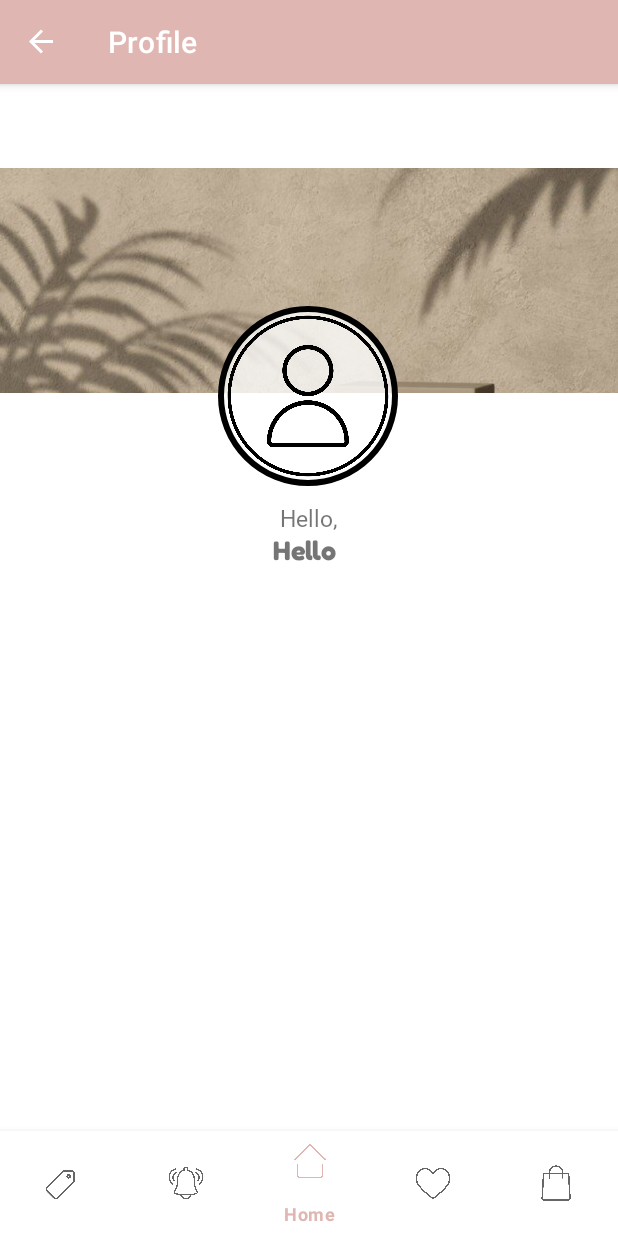
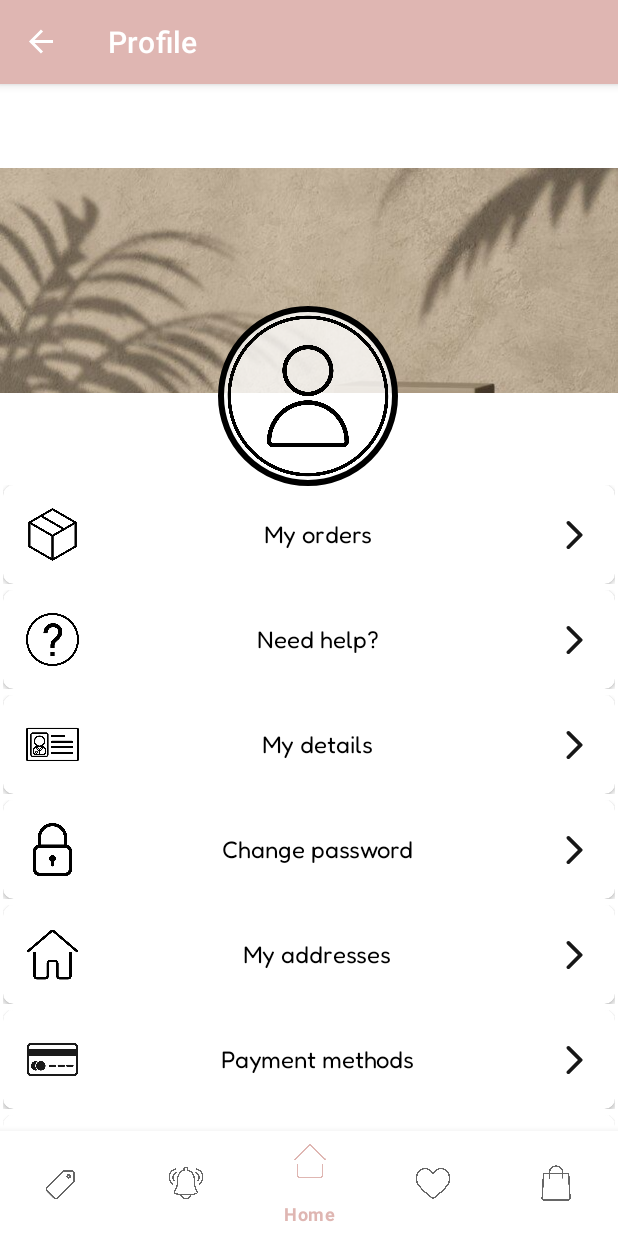
Before and after one commit to veronika8597/Shoppy_OnlineShop, an Android app: the UserProfileFragment screen opened through its navigation route, on a phone screen of 412 x 824 dp. Run offline under Robolectric (Android 15) with nearby library versions, the phone set to English and light mode, and no system bars; our stand-ins replace Firebase (no records; nobody signed in at launch, a user with empty details on screens opened directly), navigation-ui; pictures from the network do not load.

Commit message:
Account sections recyclerView

```diff
--- a/app/src/main/java/com/example/shoppy_onlineshop/ui/LogIn/LogInActivity.kt
+++ b/app/src/main/java/com/example/shoppy_onlineshop/ui/LogIn/LogInActivity.kt
@@ -13,6 +13,7 @@ import androidx.appcompat.app.AppCompatActivity
 import androidx.lifecycle.lifecycleScope
 import com.example.shoppy_onlineshop.MainActivity
 import com.example.shoppy_onlineshop.R
+import com.example.shoppy_onlineshop.ui.userProfile.AccountSection
 import com.google.firebase.auth.FirebaseAuth
 import kotlinx.coroutines.launch
 
@@ -37,6 +38,11 @@ class LogInActivity : AppCompatActivity() {
         window.decorView.systemUiVisibility = View.SYSTEM_UI_FLAG_LAYOUT_FULLSCREEN or View.SYSTEM_UI_FLAG_LAYOUT_STABLE
         supportActionBar?.hide()
 
+
+ /*       ----------------------------------------   *NOTE*  ---------------------------------------------
+                Should check if the user tried to log out and not automatically log in everytime.
+        ----------------------------------------   *NOTE*  ---------------------------------------------*/
+
         // 🔹 Try to auto-login if credentials exist
         lifecycleScope.launch {
             val (savedEmail, savedPassword) = UserPreferences.getCredentials(this@LogInActivity)
@@ -44,7 +50,6 @@ class LogInActivity : AppCompatActivity() {
                 autoLogin(savedEmail, savedPassword)
             }
         }
-
 
         loginButton.setOnClickListener {
             val enteredEmail = userEmail.text.toString()
@@ -76,6 +81,7 @@ class LogInActivity : AppCompatActivity() {
 
                     startActivity(Intent(this, MainActivity::class.java))
                     finish()
+
                 } else {
                     Toast.makeText(this, "Invalid email or password", Toast.LENGTH_SHORT).show()
                 }
--- /dev/null
+++ b/app/src/main/java/com/example/shoppy_onlineshop/ui/userProfile/AccountSection.kt
@@ -0,0 +1,6 @@
+package com.example.shoppy_onlineshop.ui.userProfile;
+
+
+public class AccountSection(val icon: Int, val title: String) {
+
+}
--- /dev/null
+++ b/app/src/main/java/com/example/shoppy_onlineshop/ui/userProfile/MyAccountAdapter.kt
@@ -0,0 +1,38 @@
+package com.example.shoppy_onlineshop.ui.userProfile
+
+import android.content.Context
+import android.view.LayoutInflater
+import android.view.View
+import android.view.ViewGroup
+import android.widget.ImageView
+import android.widget.TextView
+import androidx.recyclerview.widget.RecyclerView
+import com.example.shoppy_onlineshop.R
+
+class MyAccountAdapter(
+    private val sections: List<AccountSection>,
+    private val onItemClick: (AccountSection) -> Unit // Click listener
+) : RecyclerView.Adapter<MyAccountAdapter.ViewHolder>() {
+
+    class ViewHolder(view: View) : RecyclerView.ViewHolder(view) {
+        val icon: ImageView = view.findViewById(R.id.rowLogoImage)
+        val title: TextView = view.findViewById(R.id.rowNameText)
+    }
+
+    override fun onCreateViewHolder(parent: ViewGroup, viewType: Int): ViewHolder {
+        val view = LayoutInflater.from(parent.context)
+            .inflate(R.layout.user_account_row, parent, false)
+        return ViewHolder(view)
+    }
+
+    override fun onBindViewHolder(holder: ViewHolder, position: Int) {
+        val section = sections[position]
+        holder.icon.setImageResource(section.icon)
+        holder.title.text = section.title
+
+        // Handle item clicks
+        holder.itemView.setOnClickListener { onItemClick(section) }
+    }
+
+    override fun getItemCount(): Int = sections.size
+}
--- a/app/src/main/java/com/example/shoppy_onlineshop/ui/userProfile/UserProfileFragment.kt
+++ b/app/src/main/java/com/example/shoppy_onlineshop/ui/userProfile/UserProfileFragment.kt
@@ -1,5 +1,6 @@
 package com.example.shoppy_onlineshop.ui.userProfile
 
+import android.content.Intent
 import android.os.Bundle
 import android.util.Log
 import androidx.fragment.app.Fragment
@@ -7,12 +8,27 @@ import android.view.LayoutInflater
 import android.view.View
 import android.view.ViewGroup
 import android.widget.TextView
+import android.widget.Toast
+import androidx.recyclerview.widget.LinearLayoutManager
+import androidx.recyclerview.widget.RecyclerView
+import com.example.shoppy_onlineshop.R
 import com.example.shoppy_onlineshop.databinding.FragmentUserProfileBinding
+import com.example.shoppy_onlineshop.ui.LogIn.LogInActivity
 import com.google.firebase.auth.FirebaseAuth
 
 class UserProfileFragment : Fragment() {
 
     private lateinit var userNameTextView: TextView
+
+    private val sections = listOf(
+        AccountSection(R.drawable.orders, "My orders"),
+        AccountSection(R.drawable.question, "Need help?"),
+        AccountSection(R.drawable.details, "My details"),
+        AccountSection(R.drawable.password, "Change password"),
+        AccountSection(R.drawable.address, "My addresses"),
+        AccountSection(R.drawable.card, "Payment methods"),
+        AccountSection(R.drawable.sign_out, "Log out")
+    )
 
     companion object {
         fun newInstance() = UserProfileFragment()
@@ -38,4 +54,34 @@ class UserProfileFragment : Fragment() {
         // Return the root view
         return binding.root
     }
+
+
+
+    override fun onViewCreated(view: View, savedInstanceState: Bundle?) {
+        super.onViewCreated(view, savedInstanceState)
+
+        val recyclerView = view.findViewById<RecyclerView>(R.id.MyAccountRecyclerView)
+        recyclerView.layoutManager = LinearLayoutManager(requireContext())
+
+        recyclerView.adapter = MyAccountAdapter(sections) { section ->
+            handleSectionClick(section)
+        }
+    }
+
+    private fun handleSectionClick(section: AccountSection) {
+        when (section.title) {
+/*            "Profile" -> findNavController().navigate(R.id.action_myAccountFragment_to_profileFragment)
+            "My Orders" -> findNavController().navigate(R.id.action_myAccountFragment_to_ordersFragment)
+            "Settings" -> findNavController().navigate(R.id.action_myAccountFragment_to_settingsFragment)
+            "Help & Support" -> findNavController().navigate(R.id.action_myAccountFragment_to_helpFragment)*/
+            "Log out" -> logoutUser()
+        }
+    }
+
+    private fun logoutUser() {
+        // Handle logout logic (Firebase sign out, clear session, navigate to login screen)
+        Toast.makeText(requireContext(), "Logged out", Toast.LENGTH_SHORT).show()
+        val intent = Intent(requireContext(), LogInActivity::class.java)
+        startActivity(intent)
+    }
 }
--- /dev/null
+++ b/app/src/main/res/drawable/round_arrow_forward_ios_24.xml
@@ -0,0 +1,5 @@
+<vector xmlns:android="http://schemas.android.com/apk/res/android" android:alpha="0.91" android:autoMirrored="true" android:height="24dp" android:tint="#000000" android:viewportHeight="24" android:viewportWidth="24" android:width="24dp">
+
+    <path android:fillColor="@android:color/white" android:pathData="M7.38,21.01c0.49,0.49 1.28,0.49 1.77,0l8.31,-8.31c0.39,-0.39 0.39,-1.02 0,-1.41L9.15,2.98c-0.49,-0.49 -1.28,-0.49 -1.77,0s-0.49,1.28 0,1.77L14.62,12l-7.25,7.25c-0.48,0.48 -0.48,1.28 0.01,1.76z"/>
+
+</vector>
--- a/app/src/main/res/layout/fragment_user_profile.xml
+++ b/app/src/main/res/layout/fragment_user_profile.xml
@@ -63,13 +63,13 @@
             app:layout_constraintVertical_bias="0.065" />
 
         <androidx.recyclerview.widget.RecyclerView
+            android:id="@+id/MyAccountRecyclerView"
             android:layout_width="match_parent"
             android:layout_height="wrap_content"
-            android:layout_marginBottom="216dp"
             app:layout_constraintBottom_toBottomOf="parent"
             app:layout_constraintStart_toStartOf="parent"
-            app:layout_constraintTop_toBottomOf="@+id/userNameText"
-            app:layout_constraintVertical_bias="0.155" />
+            android:layout_marginBottom="70dp"
+            app:layout_constraintTop_toBottomOf="@+id/userNameText"/>
     </androidx.constraintlayout.widget.ConstraintLayout>
 
 </FrameLayout>
--- /dev/null
+++ b/app/src/main/res/layout/user_account_row.xml
@@ -0,0 +1,58 @@
+<?xml version="1.0" encoding="utf-8"?>
+<androidx.constraintlayout.widget.ConstraintLayout xmlns:android="http://schemas.android.com/apk/res/android"
+    xmlns:app="http://schemas.android.com/apk/res-auto"
+    xmlns:tools="http://schemas.android.com/tools"
+    android:layout_width="match_parent"
+    android:layout_height="wrap_content"
+    android:padding="2dp">
+
+    <androidx.cardview.widget.CardView
+        android:layout_width="match_parent"
+        android:layout_height="wrap_content"
+        app:layout_constraintBottom_toBottomOf="parent"
+        app:layout_constraintEnd_toEndOf="parent"
+        app:layout_constraintStart_toStartOf="parent"
+        app:layout_constraintTop_toTopOf="parent"
+        app:cardCornerRadius="7dp">
+
+        <androidx.constraintlayout.widget.ConstraintLayout
+            android:layout_width="match_parent"
+            android:layout_height="match_parent"
+            android:orientation="horizontal"
+            android:padding="15dp">
+
+            <ImageView
+                android:id="@+id/rowLogoImage"
+                android:layout_width="35dp"
+                android:layout_height="35dp"
+                android:layout_weight="1"
+                app:layout_constraintBottom_toBottomOf="parent"
+                app:layout_constraintStart_toStartOf="parent"
+                app:layout_constraintTop_toTopOf="parent"
+                app:srcCompat="@drawable/orders" />
+
+            <TextView
+                android:id="@+id/rowNameText"
+                android:layout_width="wrap_content"
+                android:layout_height="wrap_content"
+                android:layout_weight="1"
+                android:fontFamily="@font/fredoka"
+                android:textColor="#000000"
+                android:textSize="16dp"
+                android:text="My orders"
+                app:layout_constraintBottom_toBottomOf="parent"
+                app:layout_constraintEnd_toStartOf="@+id/arrowImage"
+                app:layout_constraintStart_toEndOf="@+id/rowLogoImage"
+                app:layout_constraintTop_toTopOf="parent" />
+
+            <ImageView
+                android:id="@+id/arrowImage"
+                android:layout_width="wrap_content"
+                android:layout_height="wrap_content"
+                app:layout_constraintBottom_toBottomOf="parent"
+                app:layout_constraintEnd_toEndOf="parent"
+                app:layout_constraintTop_toTopOf="parent"
+                app:srcCompat="@drawable/round_arrow_forward_ios_24" />
+        </androidx.constraintlayout.widget.ConstraintLayout>
+    </androidx.cardview.widget.CardView>
+</androidx.constraintlayout.widget.ConstraintLayout>
```
Also changed, not shown: app/src/main/res/drawable/address.png (added), app/src/main/res/drawable/card.png (added), app/src/main/res/drawable/details.png (added), app/src/main/res/drawable/orders.png (added), app/src/main/res/drawable/password.png (added), app/src/main/res/drawable/question.png (added), app/src/main/res/drawable/sign_out.png (added).
